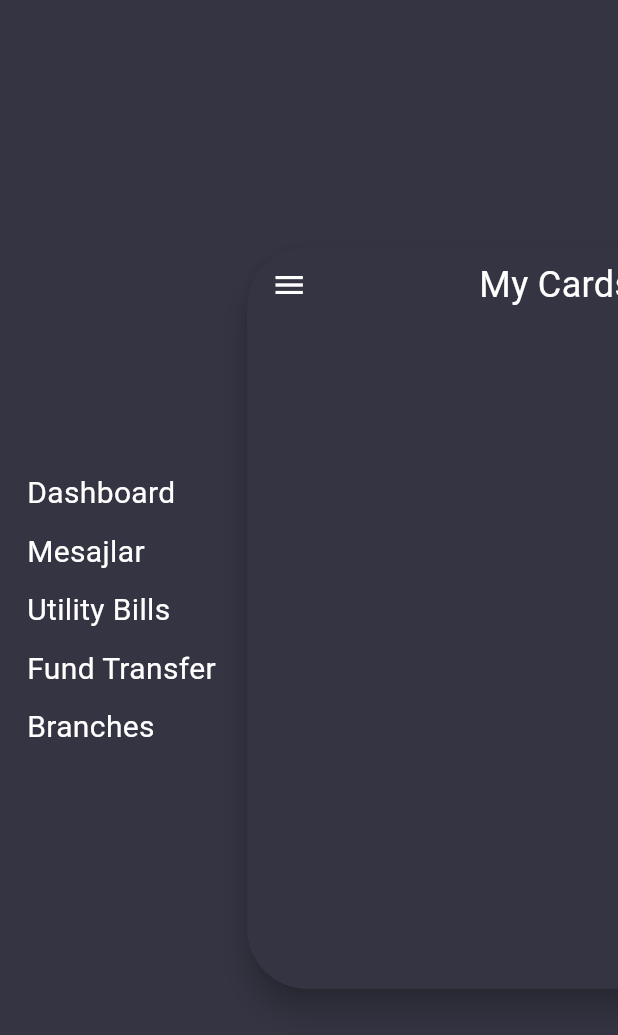
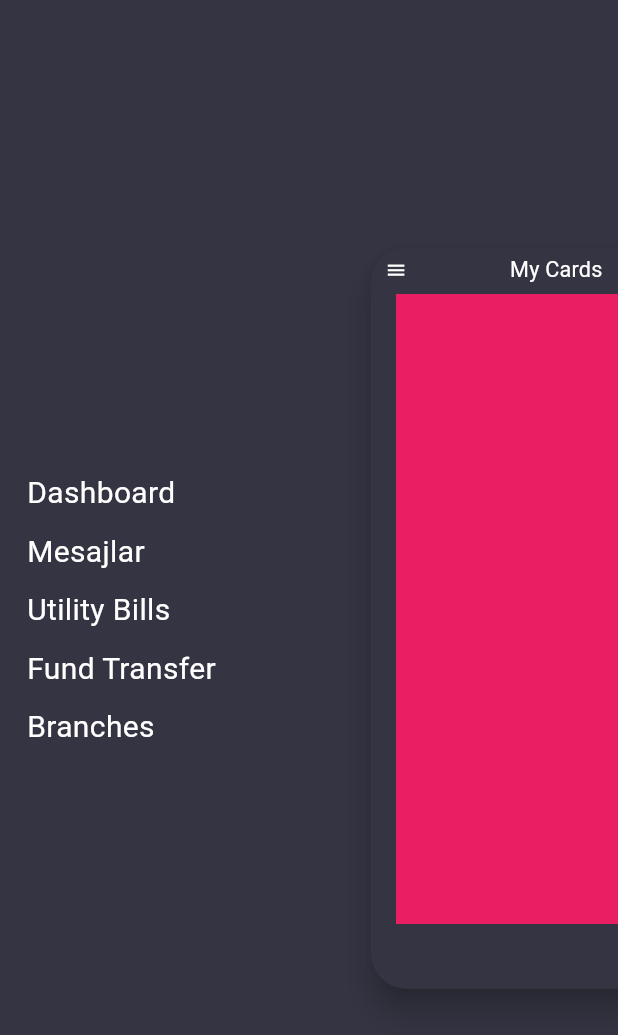
Before and after one commit to BerkayGithub/flutter_slider_metodu, a Flutter app: the screen it shows after launch, after a tap on the "menu" icon, on a phone screen of 412 x 824 dp. Shown: the top 1035 px of the screen. Run offline on Flutter 3.47's test engine with Material 3 defaults, Android fonts, the phone set to English and light mode, and no system bars.

Commit message:
Scale Transition

```diff
--- a/lib/menu_dashboard.dart
+++ b/lib/menu_dashboard.dart
@@ -10,9 +10,25 @@ class MenuDashboard extends StatefulWidget {
   State<MenuDashboard> createState() => _MenuDashboardState();
 }
 
-class _MenuDashboardState extends State<MenuDashboard> {
+class _MenuDashboardState extends State<MenuDashboard> with SingleTickerProviderStateMixin{
   late double ekranYuksekligi, ekranGenisligi;
   bool menuAcikMi = false;
+  late AnimationController controller;
+  late Animation<double> scaleAnimation;
+  final Duration duration = Duration(milliseconds: 500);
+
+  @override
+  void initState() {
+    super.initState();
+    controller = AnimationController(vsync: this, duration: duration);
+    scaleAnimation = Tween(begin: 1.0, end: 0.6).animate(controller);
+  }
+
+  @override
+  void dispose() {
+    controller.dispose();
+    super.dispose();
+  }
 
   @override
   Widget build(BuildContext context) {
@@ -56,11 +72,13 @@ class _MenuDashboardState extends State<MenuDashboard> {
 
   Widget dashboardOlustur(BuildContext context) {
     return AnimatedPositioned(
-      top: menuAcikMi == true ? 0.2 * ekranYuksekligi : 0,
-      bottom: menuAcikMi == true ? 0.2 * ekranYuksekligi : 0,
+      top: 0,
+      bottom: 0,
       left: menuAcikMi == true ? 0.4 * ekranGenisligi : 0,
       right: menuAcikMi == true ? -0.4 * ekranGenisligi : 0,
-      duration: Duration(milliseconds: 500),
+      duration: duration,
+      child: ScaleTransition(
+        scale: scaleAnimation,
         child: Material(
           borderRadius: menuAcikMi == true ? BorderRadius.circular(40) : null,
           elevation: menuAcikMi == true ? 8 : 0,
@@ -75,6 +93,11 @@ class _MenuDashboardState extends State<MenuDashboard> {
                     InkWell(
                       onTap: () {
                         setState(() {
+                          if(menuAcikMi){
+                            controller.reverse();
+                          }else{
+                            controller.forward();
+                          }
                           menuAcikMi = !menuAcikMi;
                         });
                       },
@@ -87,7 +110,37 @@ class _MenuDashboardState extends State<MenuDashboard> {
                     Icon(Icons.add_circle_outline, color: Colors.white),
                   ],
                 ),
+                Container(
+                  margin: EdgeInsets.only(top: 10),
+                  height: 700,
+                  child: PageView(
+                    scrollDirection: Axis.horizontal,
+                    children: <Widget>[
+                      Container(
+                        color: Colors.pink,
+                        width: 100,
+                        margin: EdgeInsets.symmetric(horizontal: 12),
+                      ),
+                      Container(
+                        color: Colors.red,
+                        width: 100,
+                        margin: EdgeInsets.symmetric(horizontal: 12),
+                      ),
+                      Container(
+                        color: Colors.purple,
+                        width: 100,
+                        margin: EdgeInsets.symmetric(horizontal: 12),
+                      ),
+                      Container(
+                        color: Colors.blue,
+                        width: 100,
+                        margin: EdgeInsets.symmetric(horizontal: 12),
+                      ),
                     ],
+                  ),
+                )
+              ],
+            ),
           ),
         ),
       ),
```
Lines whose indentation alone changed are shown as unchanged.
